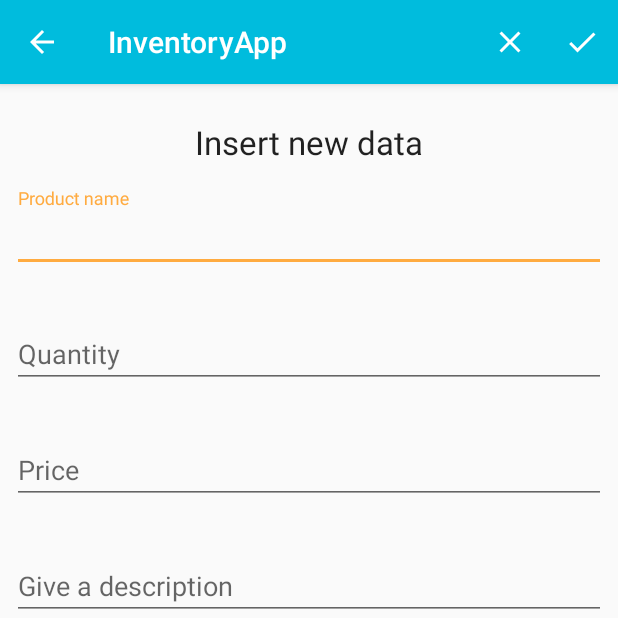
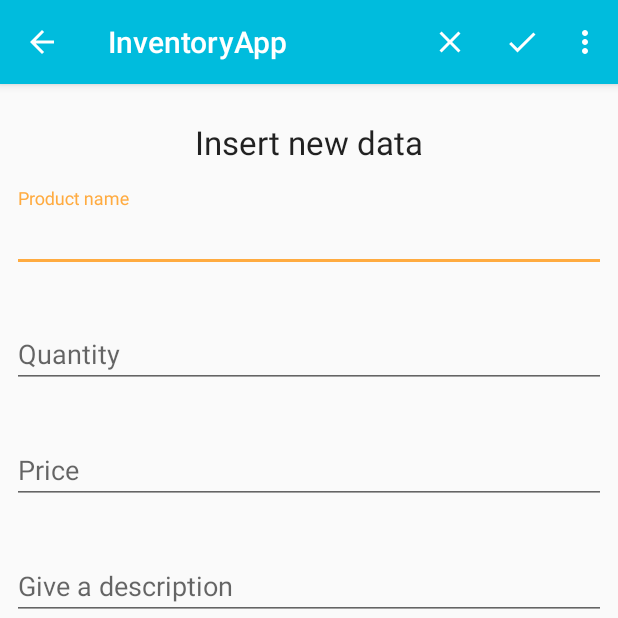
Before and after one commit to Renan-Deldotti/InventoryApp, an Android app: the AddEditProduct screen opened directly, with no data from a screen before it, on a phone screen of 412 x 824 dp, the top half of it. Run offline under Robolectric (Android 15) with nearby library versions, the phone set to English and light mode, and no system bars; our stand-ins replace Room's generated code.

Commit message:
Update delete

```diff
--- a/app/src/main/java/br/com/renandeldotti/inventoryapp/database/ProductsDao.java
+++ b/app/src/main/java/br/com/renandeldotti/inventoryapp/database/ProductsDao.java
@@ -32,4 +32,7 @@ interface ProductsDao {
 
     @Query("DELETE FROM table_products")
     void deleteAllProducts();
+
+    @Query("DELETE FROM table_products WHERE id = :product_id")
+    void deleteSingleItem(int product_id);
 }
--- a/app/src/main/java/br/com/renandeldotti/inventoryapp/database/ProductsViewModel.java
+++ b/app/src/main/java/br/com/renandeldotti/inventoryapp/database/ProductsViewModel.java
@@ -21,8 +21,9 @@ public class ProductsViewModel extends AndroidViewModel {
     }
 
     public void insert(Products products){productsRepository.insert(products);}
-    void update(Products products){productsRepository.update(products);}
-    void delete(Products products){productsRepository.delete(products);}
+    public void update(Products products){productsRepository.update(products);}
+    public void delete(Products products){productsRepository.delete(products);}
     void deleteAll(){productsRepository.deleteAllData();}
+    public void deleteSingleItem(int singleItemId){productsRepository.deleteSingleItem(singleItemId);}
     LiveData<List<Products>> getProducts() {return products;}
 }
--- a/app/src/main/res/menu/add_edit_menu.xml
+++ b/app/src/main/res/menu/add_edit_menu.xml
@@ -11,5 +11,9 @@
         android:title="@string/save"
         android:icon="@drawable/ic_check"
         app:showAsAction="ifRoom"/>
+    <item
+        android:id="@+id/add_edit_delete"
+        android:title="@string/Delete"
+        app:showAsAction="never"/>
 
 </menu>
--- a/app/src/main/res/values/strings.xml
+++ b/app/src/main/res/values/strings.xml
@@ -27,4 +27,7 @@
     <string name="invalid_name">Invalid name</string>
     <string name="product_not_saved">Product not saved</string>
     <string name="product_saved">Product saved</string>
+    <string name="Delete">Delete</string>
+    <string name="delete_confirm">Confirm delete?</string>
+    <string name="deleted">Deleted</string>
 </resources>
```
Also changed, not shown: app/src/main/java/br/com/renandeldotti/inventoryapp/AddEditProduct.java (+26 -2 lines), app/src/main/java/br/com/renandeldotti/inventoryapp/database/ProductsRepository.java (+10 -0 lines), 1 other file.
